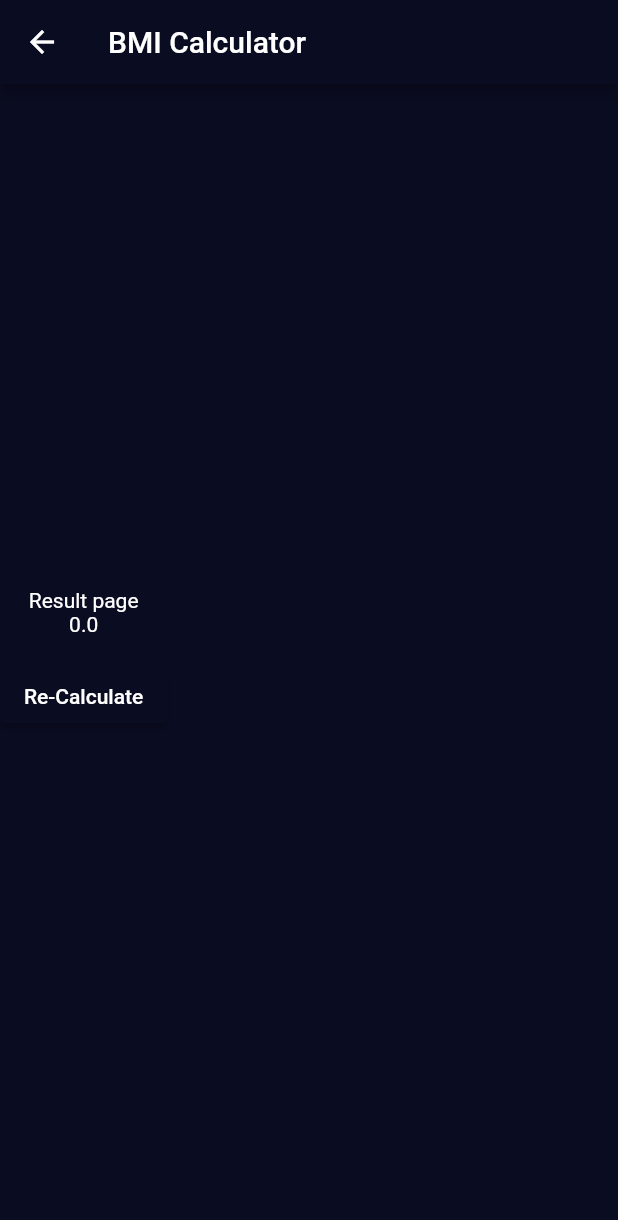
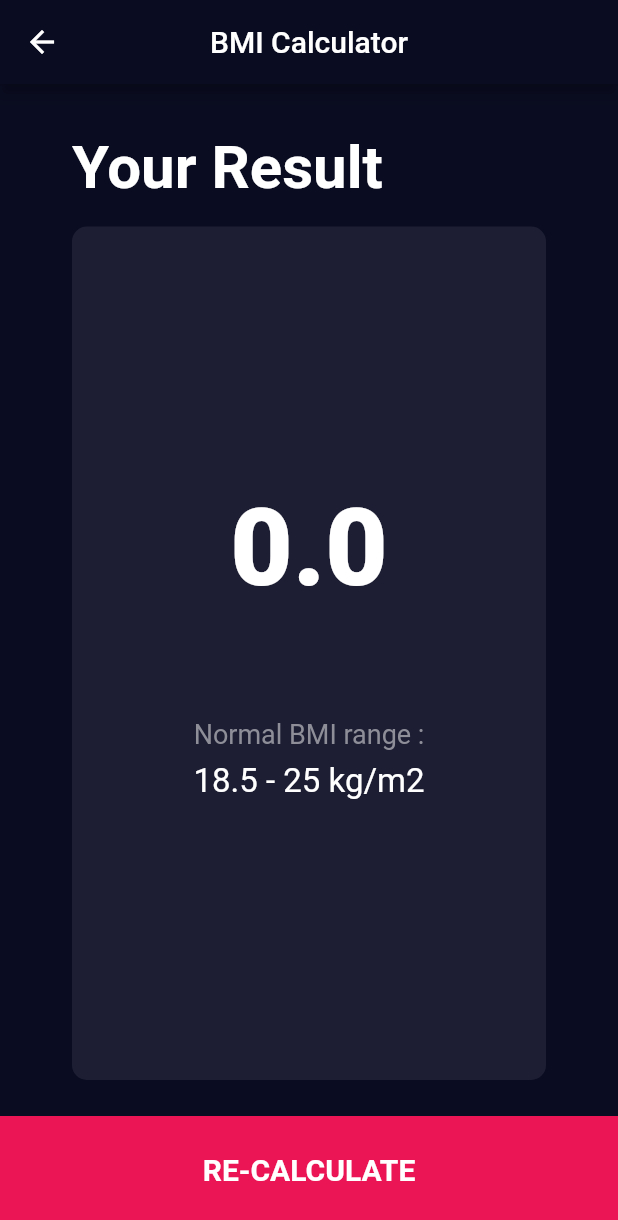
Before and after one commit to aroyan/bmi_calculator, a Flutter app: the ResultPage screen opened directly with empty values, on a phone screen of 412 x 824 dp. Shown: the top 1220 px of the screen. Run offline on Flutter 3.47's test engine with Material 2 defaults, Android fonts, the phone set to English and light mode, and no system bars; our stand-ins replace font_awesome_flutter.

Commit message:
chore: tidy up, add icon

```diff
--- a/lib/calculator_brain.dart
+++ b/lib/calculator_brain.dart
@@ -1,10 +1,12 @@
 import 'dart:math';
+
+import 'package:bmi_calc/constants.dart';
 
 class CalculatorBrain {
   final double height;
   final double weight;
 
-  late double _bmi;
+  double _bmi = 0;
 
   CalculatorBrain({required this.height, required this.weight});
 
@@ -16,23 +18,47 @@ class CalculatorBrain {
 
   String classification() {
     if (_bmi < 18.5) {
-      return 'Underweight';
+      return BMI.underweight.name;
     }
 
     if (_bmi >= 18.5 && _bmi <= 24.9) {
-      return 'Normal';
+      return BMI.normal.name;
     }
 
     if (_bmi >= 25 && _bmi <= 29.9) {
-      return 'Overweight';
+      return BMI.overweight.name;
     }
 
     if (_bmi >= 30 && _bmi <= 34.9) {
-      return 'Obese';
+      return BMI.obese.name;
     }
 
     if (_bmi >= 35) {
-      return 'Severely obese';
+      return BMI.severelyObese.name;
+    }
+
+    return '';
+  }
+
+  String getWords() {
+    if (_bmi < 18.5) {
+      return 'You are underweight. You should eat more.';
+    }
+
+    if (_bmi >= 18.5 && _bmi <= 24.9) {
+      return 'You have a normal body weight. Good job!';
+    }
+
+    if (_bmi >= 25 && _bmi <= 29.9) {
+      return 'You are overweight. You should lose some weight.';
+    }
+
+    if (_bmi >= 30 && _bmi <= 34.9) {
+      return 'You are obese. You should lose a lot of weight.';
+    }
+
+    if (_bmi >= 35) {
+      return 'You are severely obese. You should seek medical help.';
     }
 
     return '';
--- /dev/null
+++ b/lib/components/big_bottom_button.dart
@@ -0,0 +1,30 @@
+import 'package:bmi_calc/constants.dart';
+import 'package:flutter/material.dart';
+
+class BigBottomButton extends StatelessWidget {
+  const BigBottomButton(
+      {super.key, required this.onPress, required this.label});
+
+  final void Function()? onPress;
+  final String label;
+
+  @override
+  Widget build(BuildContext context) {
+    return GestureDetector(
+      onTap: onPress,
+      child: Container(
+        color: kBottomContainerColor,
+        margin: const EdgeInsets.only(top: 8.0),
+        padding: const EdgeInsets.only(bottom: 8.0),
+        width: double.infinity,
+        height: kBottomContainerHeight,
+        child: Center(
+          child: Text(
+            label.toUpperCase(),
+            style: kLargeButtonTextStyle,
+          ),
+        ),
+      ),
+    );
+  }
+}
--- /dev/null
+++ b/lib/components/circle_icon_button.dart
@@ -0,0 +1,24 @@
+import 'package:flutter/material.dart';
+
+class CircleIconButton extends StatelessWidget {
+  const CircleIconButton(
+      {super.key, required this.onPress, required this.icon});
+
+  final void Function()? onPress;
+  final IconData icon;
+
+  @override
+  Widget build(BuildContext context) {
+    return RawMaterialButton(
+      onPressed: onPress,
+      elevation: 0.0,
+      constraints: const BoxConstraints.tightFor(
+        width: 56.0,
+        height: 56.0,
+      ),
+      shape: const CircleBorder(),
+      fillColor: const Color(0xFF4C4F5E),
+      child: Icon(icon),
+    );
+  }
+}
--- a/lib/constants.dart
+++ b/lib/constants.dart
@@ -15,8 +15,13 @@ const kNumberTextStyle = TextStyle(
   fontWeight: FontWeight.w900,
 );
 
+const kNumberVeryLargeTextStyle = TextStyle(
+  fontSize: 72.0,
+  fontWeight: FontWeight.w900,
+);
+
 const kLargeButtonTextStyle = TextStyle(
-  fontSize: 25.0,
+  fontSize: 20.0,
   fontWeight: FontWeight.bold,
 );
 
@@ -39,3 +44,5 @@ const kBMITextStyle = TextStyle(
 const kBodyTextStyle = TextStyle(
   fontSize: 22.0,
 );
+
+enum BMI { underweight, normal, overweight, obese, severelyObese }
--- a/lib/main.dart
+++ b/lib/main.dart
@@ -1,4 +1,4 @@
-import 'package:bmi_calc/input_page.dart';
+import 'package:bmi_calc/screens/input_page.dart';
 import 'package:flutter/material.dart';
 
 void main() => runApp(const MyApp());
--- a/lib/result_page.dart
+++ /dev/null
@@ -1,36 +0,0 @@
-import 'package:flutter/material.dart';
-
-class ResultPage extends StatelessWidget {
-  const ResultPage(
-      {super.key, required this.result, required this.classification});
-
-  final double result;
-  final String classification;
-
-  @override
-  Widget build(BuildContext context) {
-    return Scaffold(
-      appBar: AppBar(
-        title: const Text('BMI Calculator'),
-      ),
-      body: Column(
-        mainAxisAlignment: MainAxisAlignment.center,
-        crossAxisAlignment: CrossAxisAlignment.center,
-        children: [
-          const Text('Result page'),
-          Text(result.toString()),
-          Text(classification),
-          ElevatedButton(
-            onPressed: () {
-              Navigator.of(context).pop();
-            },
-            child: Text(
-              'Re-Calculate',
-              textAlign: TextAlign.center,
-            ),
-          )
-        ],
-      ),
-    );
-  }
-}
--- a/lib/input_page.dart
+++ b/lib/screens/input_page.dart
@@ -1,7 +1,9 @@
+import 'package:bmi_calc/components/big_bottom_button.dart';
 import 'package:bmi_calc/calculator_brain.dart';
-import 'package:bmi_calc/gender_button.dart';
-import 'package:bmi_calc/result_page.dart';
-import 'package:bmi_calc/reusable_card.dart';
+import 'package:bmi_calc/components/circle_icon_button.dart';
+import 'package:bmi_calc/components/gender_button.dart';
+import 'package:bmi_calc/screens/result_page.dart';
+import 'package:bmi_calc/components/reusable_card.dart';
 import 'package:bmi_calc/constants.dart';
 import 'package:flutter/material.dart';
 import 'package:font_awesome_flutter/font_awesome_flutter.dart';
@@ -151,7 +153,7 @@ class _InputPageState extends State<InputPage> {
                           Row(
                             mainAxisAlignment: MainAxisAlignment.center,
                             children: [
-                              CounterButton(
+                              CircleIconButton(
                                 onPress: () {
                                   setState(() {
                                     _weight--;
@@ -162,7 +164,7 @@ class _InputPageState extends State<InputPage> {
                               const SizedBox(
                                 width: 16,
                               ),
-                              CounterButton(
+                              CircleIconButton(
                                 onPress: () {
                                   setState(() {
                                     _weight++;
@@ -194,7 +196,7 @@ class _InputPageState extends State<InputPage> {
                           Row(
                             mainAxisAlignment: MainAxisAlignment.center,
                             children: [
-                              CounterButton(
+                              CircleIconButton(
                                 onPress: () {
                                   setState(() {
                                     _age--;
@@ -205,7 +207,7 @@ class _InputPageState extends State<InputPage> {
                               const SizedBox(
                                 width: 16,
                               ),
-                              CounterButton(
+                              CircleIconButton(
                                 onPress: () {
                                   setState(() {
                                     _age++;
@@ -222,8 +224,9 @@ class _InputPageState extends State<InputPage> {
                 ],
               ),
             ),
-            GestureDetector(
-              onTap: () {
+            BigBottomButton(
+                label: 'calculate',
+                onPress: () {
                   CalculatorBrain calculatorBrain =
                       CalculatorBrain(height: _height, weight: _weight);
                   Navigator.push(
@@ -231,50 +234,15 @@ class _InputPageState extends State<InputPage> {
                     MaterialPageRoute(
                       builder: (context) => ResultPage(
                         result: calculatorBrain.calculateBmi(),
+                        suggestion: calculatorBrain.getWords(),
                         classification: calculatorBrain.classification(),
                       ),
                     ),
                   );
-              },
-              child: Container(
-                color: kBottomContainerColor,
-                margin: const EdgeInsets.only(top: 8.0),
-                padding: const EdgeInsets.only(bottom: 8.0),
-                width: double.infinity,
-                height: kBottomContainerHeight,
-                child: const Center(
-                  child: Text(
-                    'Calculate',
-                    style: kLargeButtonTextStyle,
-                  ),
-                ),
-              ),
-            ),
+                }),
           ],
         ),
       ),
     );
   }
 }
-
-class CounterButton extends StatelessWidget {
-  const CounterButton({super.key, required this.onPress, required this.icon});
-
-  final void Function()? onPress;
-  final IconData icon;
-
-  @override
-  Widget build(BuildContext context) {
-    return RawMaterialButton(
-      onPressed: onPress,
-      elevation: 0.0,
-      constraints: const BoxConstraints.tightFor(
-        width: 56.0,
-        height: 56.0,
-      ),
-      shape: const CircleBorder(),
-      fillColor: const Color(0xFF4C4F5E),
-      child: Icon(icon),
-    );
-  }
-}
--- /dev/null
+++ b/lib/screens/result_page.dart
@@ -0,0 +1,122 @@
+import 'package:bmi_calc/components/big_bottom_button.dart';
+import 'package:bmi_calc/constants.dart';
+import 'package:flutter/material.dart';
+
+class ResultPage extends StatelessWidget {
+  const ResultPage(
+      {super.key,
+      required this.result,
+      required this.classification,
+      required this.suggestion});
+
+  final double result;
+  final String classification;
+  final String suggestion;
+
+  @override
+  Widget build(BuildContext context) {
+    return Scaffold(
+      appBar: AppBar(
+        title: const Text('BMI Calculator'),
+        centerTitle: true,
+      ),
+      body: Center(
+        child: Column(
+          children: [
+            Container(
+              margin: const EdgeInsets.fromLTRB(48, 32, 0, 0),
+              alignment: Alignment.centerLeft,
+              child: const Text(
+                'Your Result',
+                textAlign: TextAlign.start,
+                style: TextStyle(
+                  fontSize: 40.0,
+                  fontWeight: FontWeight.bold,
+                ),
+              ),
+            ),
+            Expanded(
+              child: Container(
+                margin: const EdgeInsets.fromLTRB(48, 16, 48, 16),
+                decoration: BoxDecoration(
+                  color: kActiveCardColor,
+                  borderRadius: BorderRadius.circular(10.0),
+                ),
+                child: Column(
+                  crossAxisAlignment: CrossAxisAlignment.stretch,
+                  mainAxisAlignment: MainAxisAlignment.spaceEvenly,
+                  children: [
+                    Text(
+                      classification.toUpperCase(),
+                      textAlign: TextAlign.center,
+                      style: TextStyle(
+                        color: colorGenerator(classification),
+                        fontSize: 24,
+                        fontWeight: FontWeight.w500,
+                      ),
+                    ),
+                    Text(
+                      result.toString(),
+                      textAlign: TextAlign.center,
+                      style: kNumberVeryLargeTextStyle,
+                    ),
+                    const Column(
+                      children: [
+                        Text(
+                          'Normal BMI range :',
+                          textAlign: TextAlign.center,
+                          style: kLabelTextStyle,
+                        ),
+                        SizedBox(
+                          height: 8,
+                        ),
+                        Text(
+                          '18.5 - 25 kg/m2',
+                          style: kBodyTextStyle,
+                        ),
+                      ],
+                    ),
+                    Padding(
+                      padding: const EdgeInsets.all(8.0),
+                      child: Text(
+                        suggestion,
+                        textAlign: TextAlign.center,
+                        style: kBodyTextStyle,
+                      ),
+                    ),
+                    // Padding(
+                    //   padding: const EdgeInsets.all(18.0),
+                    //   child: ElevatedButton(
+                    //     onPressed: () {},
+                    //     child: const Text('SAVE RESULT'),
+                    //   ),
+                    // ) Implement later, so it can save the result to image
+                  ],
+                ),
+              ),
+            ),
+            BigBottomButton(
+                onPress: () {
+                  Navigator.of(context).pop();
+                },
+                label: 'Re-calculate')
+          ],
+        ),
+      ),
+    );
+  }
+}
+
+Color colorGenerator(String s) {
+  if (s == BMI.normal.name) {
+    return Colors.lightGreenAccent.shade400;
+  } else if (s == BMI.underweight.name) {
+    return Colors.yellowAccent.shade400;
+  } else if (s == BMI.overweight.name) {
+    return Colors.yellowAccent.shade400;
+  } else if (s == BMI.obese.name) {
+    return Colors.red.shade500;
+  } else {
+    return Colors.red.shade900;
+  }
+}
```
Also changed, not shown: lib/components/gender_button.dart (renamed from lib/gender_button.dart), lib/components/reusable_card.dart (renamed from lib/reusable_card.dart), 7 other files. Lines whose indentation alone changed are shown as unchanged.
